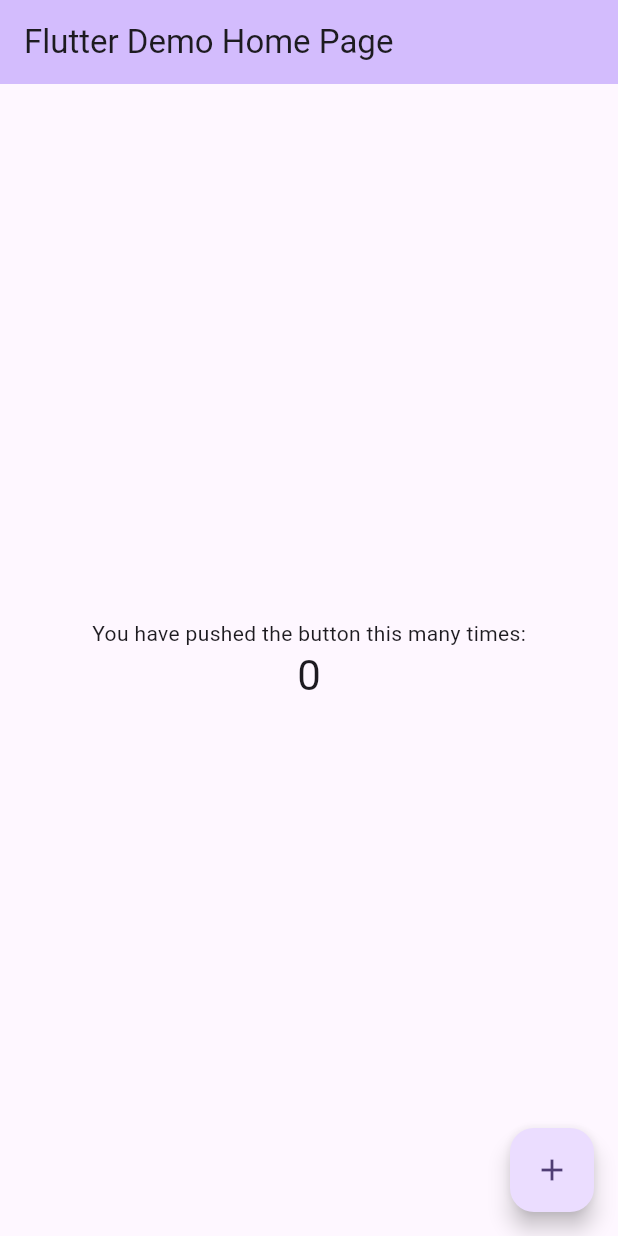
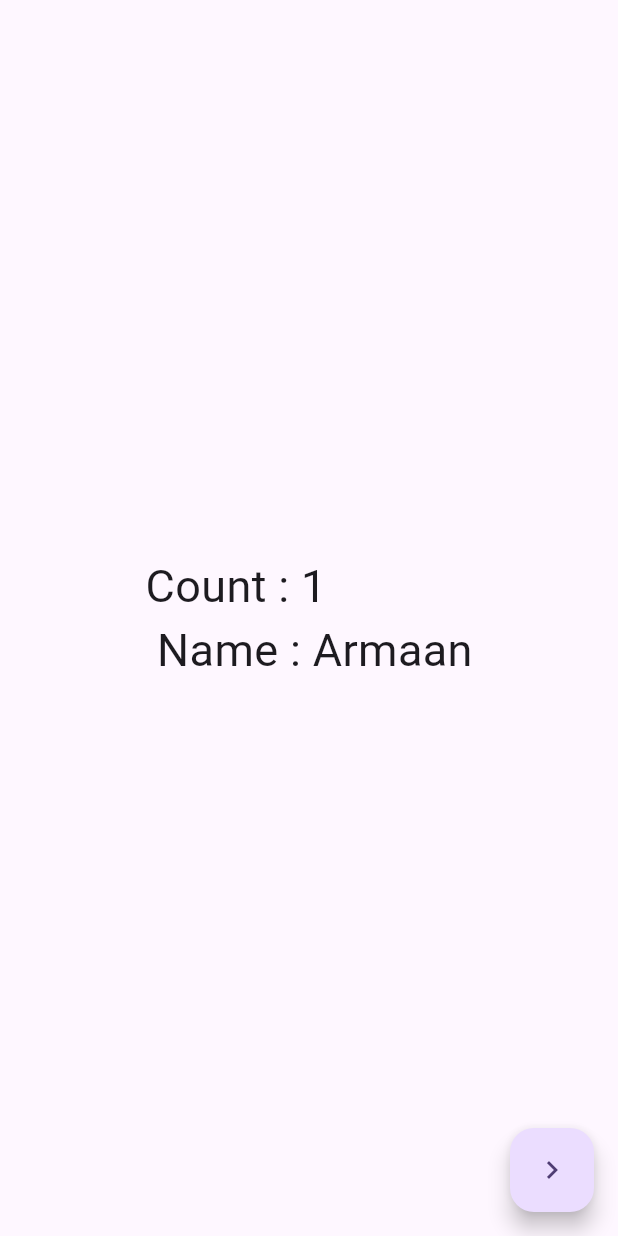
Before and after one commit to armaan-yadav/flutter-bloc, a Flutter app: the screen it shows after launch, on a phone screen of 412 x 824 dp. Run offline on Flutter 3.47's test engine with Material 3 defaults, Android fonts, the phone set to English and light mode, and no system bars; our stand-ins replace flutter_bloc.

Commit message:
done with cubit and bloc basics

```diff
--- /dev/null
+++ b/lib/bloc/counter_bloc.dart
@@ -0,0 +1,29 @@
+import 'package:flutter_bloc/flutter_bloc.dart';
+
+part 'counter_event.dart';
+
+class CounterBloc extends Bloc<CounterEvent, Map> {
+  CounterBloc()
+      : super({
+          "count": 1,
+          "name": "Armaan",
+        }) {
+    on<CounterIncrement>(
+      (event, emit) {
+        print("incrementing");
+        emit({
+          ...state,
+          "count": state["count"] + 1,
+        });
+      },
+    );
+    on<CounterDecremnt>(
+      (event, emit) {
+        emit({
+          ...state,
+          "count": state["count"] - 1,
+        });
+      },
+    );
+  }
+}
--- /dev/null
+++ b/lib/bloc/counter_event.dart
@@ -0,0 +1,7 @@
+part of "counter_bloc.dart";
+
+sealed class CounterEvent {}
+
+final class CounterIncrement extends CounterEvent {}
+
+final class CounterDecremnt extends CounterEvent {}
--- /dev/null
+++ b/lib/cubit/counter_cubit.dart
@@ -0,0 +1,17 @@
+import 'package:flutter_bloc/flutter_bloc.dart';
+
+class CounterCubit extends Cubit<Map<String, dynamic>> {
+  CounterCubit()
+      : super({
+          "count": 1,
+          "name": "Armaan",
+        }); // passing the inital value of counter
+
+  void increment() {
+    emit({...state, "count": state["count"] + 1});
+  }
+
+  void decrement() {
+    emit({...state, "count": state["count"] - 1});
+  }
+}
--- /dev/null
+++ b/lib/home_page.dart
@@ -0,0 +1,40 @@
+import 'package:flutter/material.dart';
+import 'package:flutter_bloc/flutter_bloc.dart';
+import 'package:learning_bloc/bloc/counter_bloc.dart';
+import 'package:learning_bloc/cubit/counter_cubit.dart';
+import 'package:learning_bloc/page2.dart';
+
+class HomePage extends StatelessWidget {
+  const HomePage({super.key});
+
+  @override
+  Widget build(BuildContext context) {
+    final counterCubit = BlocProvider.of<CounterCubit>(context);
+
+    return Scaffold(
+      body: Center(
+        child: BlocBuilder<CounterBloc, Map>(
+          builder: (context, state) {
+            print(state);
+            return Text(
+              "Count : ${state["count"]} \n Name : ${state["name"]}",
+              style: const TextStyle(
+                fontSize: 30,
+              ),
+            );
+          },
+        ),
+      ),
+      floatingActionButton: FloatingActionButton(
+        onPressed: () {
+          Navigator.of(context).push(MaterialPageRoute(
+            builder: (context) => const Page2(),
+          ));
+        },
+        child: const Icon(
+          Icons.navigate_next,
+        ),
+      ),
+    );
+  }
+}
--- a/lib/main.dart
+++ b/lib/main.dart
@@ -1,4 +1,8 @@
 import 'package:flutter/material.dart';
+import 'package:flutter_bloc/flutter_bloc.dart';
+import 'package:learning_bloc/bloc/counter_bloc.dart';
+import 'package:learning_bloc/cubit/counter_cubit.dart';
+import 'package:learning_bloc/home_page.dart';
 
 void main() {
   runApp(const MyApp());
@@ -7,104 +11,21 @@ void main() {
 class MyApp extends StatelessWidget {
   const MyApp({super.key});
 
-  // This widget is the root of your application.
   @override
   Widget build(BuildContext context) {
-    return MaterialApp(
-      title: 'Flutter Demo',
-      theme: ThemeData(
-        colorScheme: ColorScheme.fromSeed(seedColor: Colors.deepPurple),
-        useMaterial3: true,
+    return MultiBlocProvider(
+      providers: [
+        BlocProvider(create: (_) => CounterCubit()),
+        BlocProvider(create: (_) => CounterBloc()),
+      ],
+      child: MaterialApp(
+        title: 'Flutter Demo',
+        theme: ThemeData(
+          colorScheme: ColorScheme.fromSeed(seedColor: Colors.deepPurple),
+          useMaterial3: true,
+        ),
+        home: const HomePage(),
       ),
-      home: const MyHomePage(title: 'Flutter Demo Home Page'),
     );
   }
 }
-
-class MyHomePage extends StatefulWidget {
-  const MyHomePage({super.key, required this.title});
-
-  // This widget is the home page of your application. It is stateful, meaning
-  // that it has a State object (defined below) that contains fields that affect
-  // how it looks.
-
-  // This class is the configuration for the state. It holds the values (in this
-  // case the title) provided by the parent (in this case the App widget) and
-  // used by the build method of the State. Fields in a Widget subclass are
-  // always marked "final".
-
-  final String title;
-
-  @override
-  State<MyHomePage> createState() => _MyHomePageState();
-}
-
-class _MyHomePageState extends State<MyHomePage> {
-  int _counter = 0;
-
-  void _incrementCounter() {
-    setState(() {
-      // This call to setState tells the Flutter framework that something has
-      // changed in this State, which causes it to rerun the build method below
-      // so that the display can reflect the updated values. If we changed
-      // _counter without calling setState(), then the build method would not be
-      // called again, and so nothing would appear to happen.
-      _counter++;
-    });
-  }
-
-  @override
-  Widget build(BuildContext context) {
-    // This method is rerun every time setState is called, for instance as done
-    // by the _incrementCounter method above.
-    //
-    // The Flutter framework has been optimized to make rerunning build methods
-    // fast, so that you can just rebuild anything that needs updating rather
-    // than having to individually change instances of widgets.
-    return Scaffold(
-      appBar: AppBar(
-        // TRY THIS: Try changing the color here to a specific color (to
-        // Colors.amber, perhaps?) and trigger a hot reload to see the AppBar
-        // change color while the other colors stay the same.
-        backgroundColor: Theme.of(context).colorScheme.inversePrimary,
-        // Here we take the value from the MyHomePage object that was created by
-        // the App.build method, and use it to set our appbar title.
-        title: Text(widget.title),
-      ),
-      body: Center(
-        // Center is a layout widget. It takes a single child and positions it
-        // in the middle of the parent.
-        child: Column(
-          // Column is also a layout widget. It takes a list of children and
-          // arranges them vertically. By default, it sizes itself to fit its
-          // children horizontally, and tries to be as tall as its parent.
-          //
-          // Column has various properties to control how it sizes itself and
-          // how it positions its children. Here we use mainAxisAlignment to
-          // center the children vertically; the main axis here is the vertical
-          // axis because Columns are vertical (the cross axis would be
-          // horizontal).
-          //
-          // TRY THIS: Invoke "debug painting" (choose the "Toggle Debug Paint"
-          // action in the IDE, or press "p" in the console), to see the
-          // wireframe for each widget.
-          mainAxisAlignment: MainAxisAlignment.center,
-          children: <Widget>[
-            const Text(
-              'You have pushed the button this many times:',
-            ),
-            Text(
-              '$_counter',
-              style: Theme.of(context).textTheme.headlineMedium,
-            ),
-          ],
-        ),
-      ),
-      floatingActionButton: FloatingActionButton(
-        onPressed: _incrementCounter,
-        tooltip: 'Increment',
-        child: const Icon(Icons.add),
-      ), // This trailing comma makes auto-formatting nicer for build methods.
-    );
-  }
-}
```
Also changed, not shown: lib/page2.dart (added, +33 -0 lines), pubspec.yaml (+3 -4 lines), pubspec.lock.
